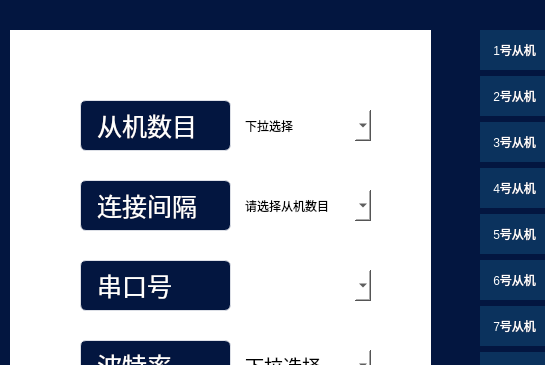
SkyCode-Jiang/Mult_EEG_Up_QT, file ui/UartConfigWidget/eegstart.ui: the form before one commit; both pictures show x 0 to 545 and y 0 to 365 of the 907 by 505 pixel window.
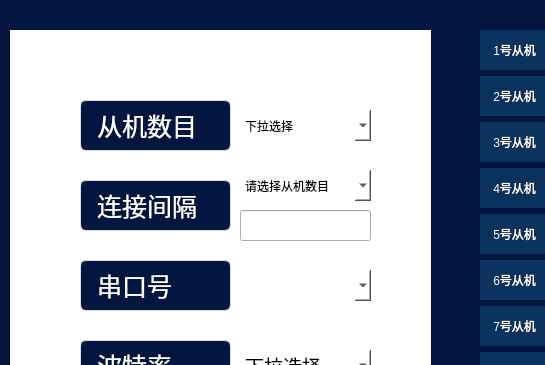
The form after the commit. Icons and pictures are not drawn. Custom widgets are drawn as their Qt base class.

The edit to the form file:
```diff
--- a/ui/UartConfigWidget/eegstart.ui
+++ b/ui/UartConfigWidget/eegstart.ui
@@ -259,7 +259,7 @@
     <property name="geometry">
      <rect>
       <x>210</x>
-      <y>120</y>
+      <y>100</y>
       <width>131</width>
       <height>31</height>
      </rect>
@@ -542,6 +542,16 @@
      </property>
     </item>
    </widget>
+   <widget class="QLineEdit" name="ConNum">
+    <property name="geometry">
+     <rect>
+      <x>210</x>
+      <y>140</y>
+      <width>131</width>
+      <height>31</height>
+     </rect>
+    </property>
+   </widget>
   </widget>
   <widget class="QListView" name="listView">
    <property name="geometry">
```
Left out of the diff: 6 changed lines with no effect on the pictures.
